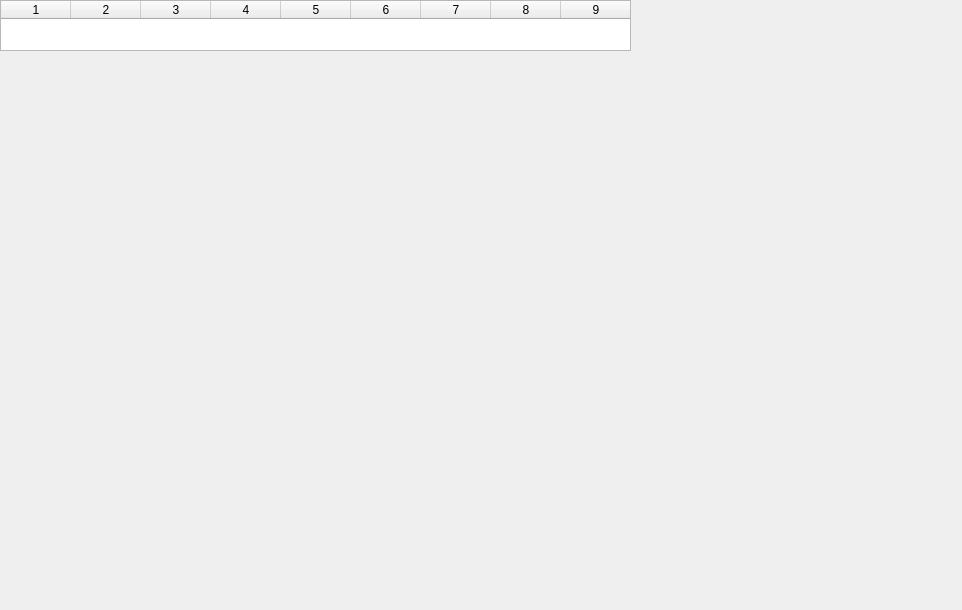
Before: the Qt Designer form src/AssetViewers/TextureViewer/TextureViewerWidget.ui in LarvalExtract/MGF-Explorer, drawn with Qt 5.
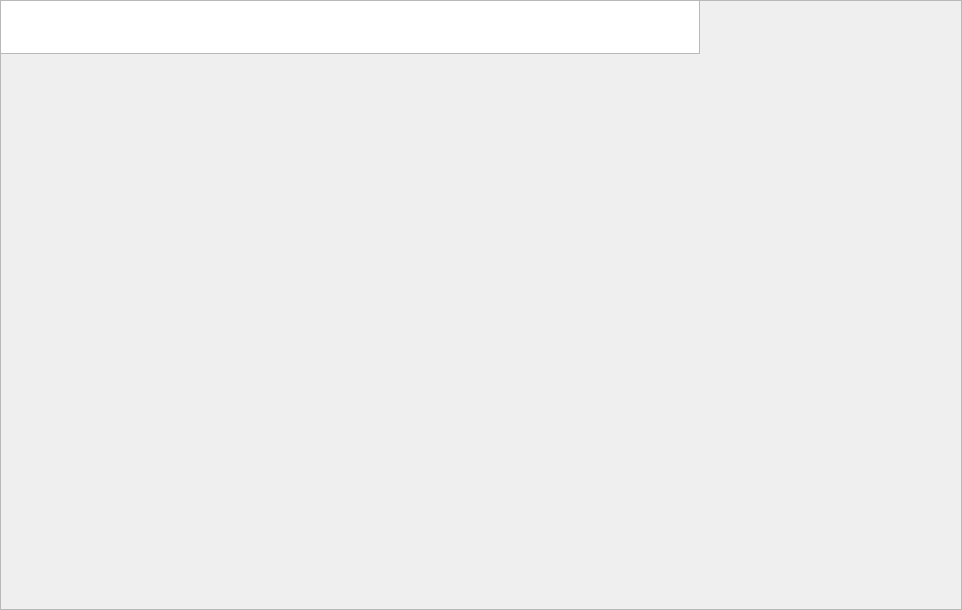
After: the same form once the commit is applied.

Commit message: Restoring model viewer

Patch:
```diff
--- a/src/AssetViewers/TextureViewer/TextureViewerWidget.ui
+++ b/src/AssetViewers/TextureViewer/TextureViewerWidget.ui
@@ -13,59 +13,70 @@
   <property name="windowTitle">
    <string>Form</string>
   </property>
-  <widget class="QTableWidget" name="tableWidget">
+  <layout class="QVBoxLayout" name="verticalLayout">
+   <property name="spacing">
+    <number>0</number>
+   </property>
+   <property name="leftMargin">
+    <number>0</number>
+   </property>
+   <property name="topMargin">
+    <number>0</number>
+   </property>
+   <property name="rightMargin">
+    <number>0</number>
+   </property>
+   <property name="bottomMargin">
+    <number>0</number>
+   </property>
+   <item>
+    <widget class="QFrame" name="frame">
+     <property name="frameShape">
+      <enum>QFrame::StyledPanel</enum>
+     </property>
+     <property name="frameShadow">
+      <enum>QFrame::Raised</enum>
+     </property>
+     <widget class="QTableView" name="textureDetailsTable">
    <property name="geometry">
     <rect>
      <x>0</x>
      <y>0</y>
-     <width>631</width>
-     <height>51</height>
-    </rect>
-   </property>
+        <width>700</width>
+        <height>54</height>
+       </rect>
+      </property>
+      <property name="sizePolicy">
+       <sizepolicy hsizetype="Fixed" vsizetype="Fixed">
+        <horstretch>0</horstretch>
+        <verstretch>0</verstretch>
+       </sizepolicy>
+      </property>
    <property name="minimumSize">
     <size>
-     <width>600</width>
+        <width>700</width>
      <height>0</height>
     </size>
    </property>
+      <property name="maximumSize">
+       <size>
+        <width>701</width>
+        <height>80</height>
+       </size>
+      </property>
    <property name="verticalScrollBarPolicy">
-    <enum>Qt::ScrollBarAsNeeded</enum>
+       <enum>Qt::ScrollBarAlwaysOff</enum>
    </property>
    <property name="horizontalScrollBarPolicy">
     <enum>Qt::ScrollBarAlwaysOff</enum>
    </property>
-   <property name="showGrid">
-    <bool>false</bool>
-   </property>
-   <property name="gridStyle">
-    <enum>Qt::NoPen</enum>
-   </property>
-   <property name="rowCount">
-    <number>1</number>
-   </property>
-   <property name="columnCount">
-    <number>9</number>
-   </property>
-   <attribute name="horizontalHeaderMinimumSectionSize">
-    <number>25</number>
-   </attribute>
-   <attribute name="horizontalHeaderDefaultSectionSize">
-    <number>70</number>
-   </attribute>
    <attribute name="verticalHeaderVisible">
     <bool>false</bool>
    </attribute>
-   <row/>
-   <column/>
-   <column/>
-   <column/>
-   <column/>
-   <column/>
-   <column/>
-   <column/>
-   <column/>
-   <column/>
-  </widget>
+     </widget>
+    </widget>
+   </item>
+  </layout>
  </widget>
  <resources/>
  <connections/>
```
Lines whose indentation alone changed are shown as unchanged. The commit also changes 33 other files.
